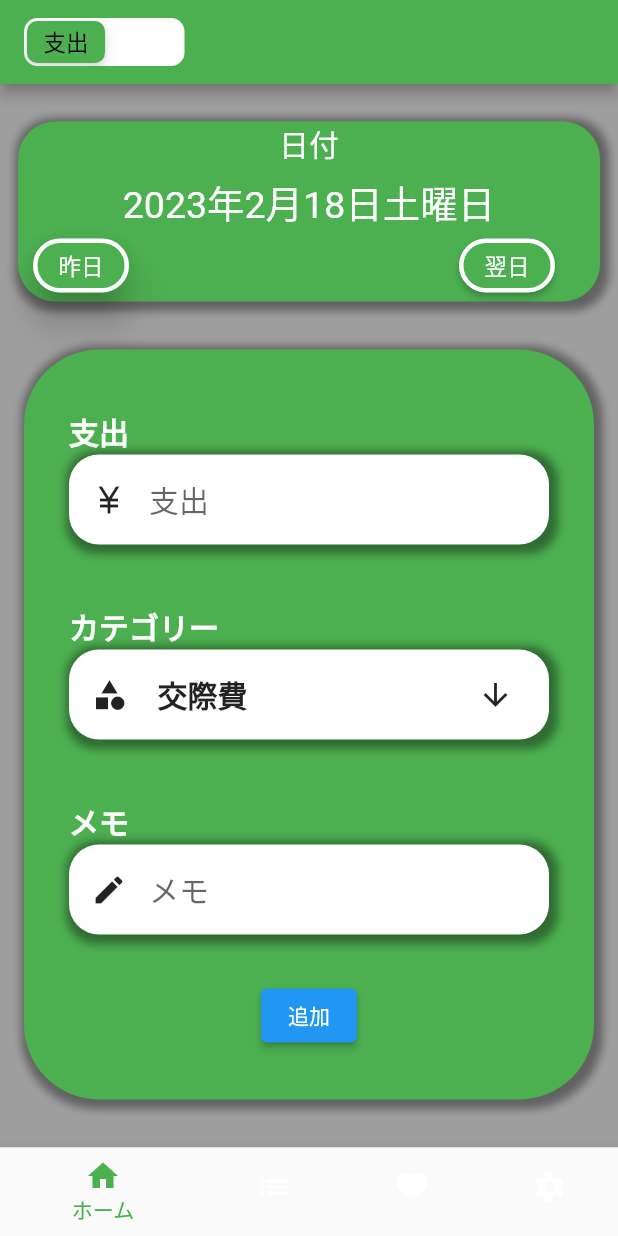
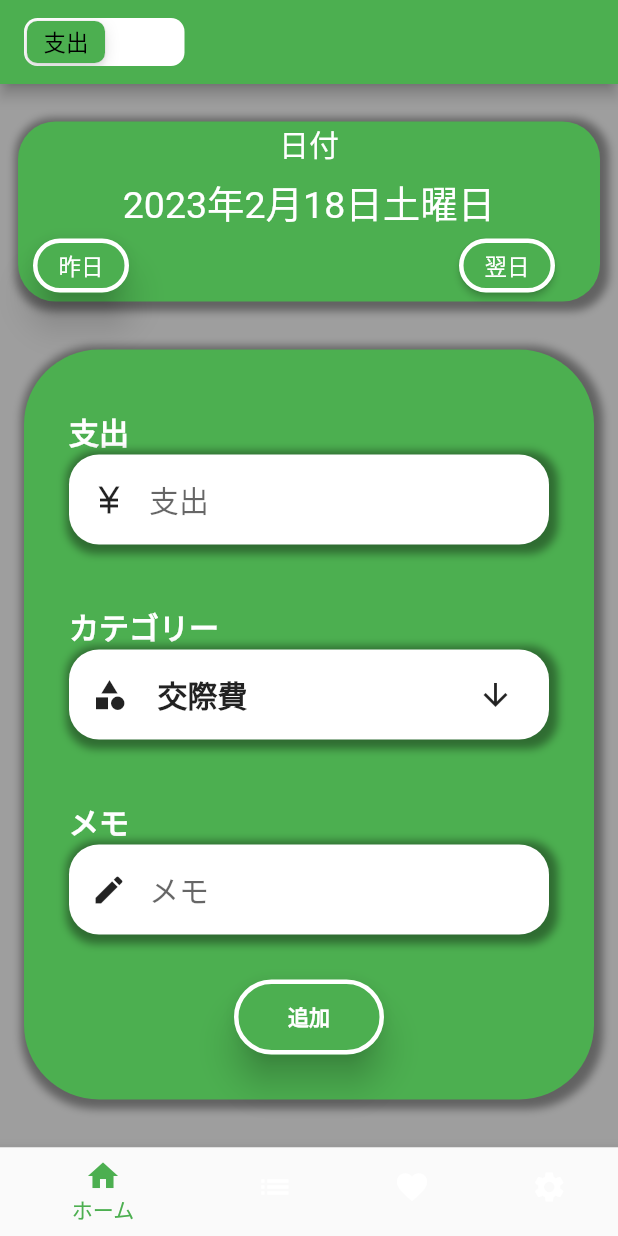
Before and after one commit to keito0612/budget_life, a Flutter app: the screen it shows after launch, on a phone screen of 412 x 824 dp. Run offline on Flutter 3.47's test engine with Material 2 defaults, Android fonts, the phone set to English and light mode, and no system bars; our stand-ins replace flutter_hooks, flutter_riverpod, flutter_slidable, freezed_annotation, grouped_list, hooks_riverpod and 1 more; missing offline and left inert: group_list_view, sticky_grouped_list; accounts and stored records are empty; Roboto replaces fonts that are missing (SFProRounded).

Commit message:
追加した時に状態が反映されないバグを修正

```diff
--- a/lib/page/expense_page.dart
+++ b/lib/page/expense_page.dart
@@ -1,19 +1,14 @@
 import 'package:budget/model/expense.dart';
-import 'package:budget/repositorys/expense_repository.dart';
-import 'package:budget/utils/util.dart';
 import 'package:budget/viewModels/expense_model.dart';
 import 'package:budget/widgets/bottom_sheet_dar.dart';
 import 'package:budget/widgets/dateBar_widget.dart';
 import 'package:flutter/cupertino.dart';
-import 'package:flutter/foundation.dart';
 import 'package:flutter/material.dart';
 import 'package:flutter/services.dart';
 import 'package:flutter_riverpod/flutter_riverpod.dart';
-import 'package:path/path.dart';
 
 final amountProvider = StateProvider.autoDispose((ref) => "");
 final memoProvider = StateProvider.autoDispose((ref) => "");
-final alertMessageProvider = StateProvider((ref) => "");
 
 class ExpensePage extends ConsumerWidget {
   ExpensePage({super.key});
@@ -27,7 +22,7 @@ class ExpensePage extends ConsumerWidget {
       child: Container(
         child: Column(children: <Widget>[
           dateBarWidget(),
-          SizedBox(height: 10),
+          const SizedBox(height: 10),
           Padding(
             padding: const EdgeInsets.all(10.0),
             child: Container(
@@ -228,9 +223,23 @@ class ExpensePage extends ConsumerWidget {
     return Padding(
       padding: const EdgeInsets.only(top: 30),
       child: Container(
+        height: 50,
+        width: 100,
         color: Colors.green,
         child: ElevatedButton(
-          child: Text("追加"),
+          style: ElevatedButton.styleFrom(
+            elevation: 10,
+            backgroundColor: Colors.green,
+            foregroundColor: Colors.white,
+            side: const BorderSide(color: Colors.white, width: 3),
+            shape: RoundedRectangleBorder(
+              borderRadius: BorderRadius.circular(30),
+            ),
+          ),
+          child: const Text(
+            "追加",
+            style: TextStyle(fontWeight: FontWeight.bold),
+          ),
           onPressed: () async {
             await addDialog(context, ref);
           },
@@ -241,14 +250,14 @@ class ExpensePage extends ConsumerWidget {
 
   //追加ダイアログ
   Future addDialog(BuildContext context, WidgetRef ref) async {
-    final expenseViewModel = ref.watch(expenseViewModelProvider.notifier);
+    final expenseViewModel = ref.read(expenseViewModelProvider.notifier);
     final date = ref.watch(dateProvider);
     final expenseAddData =
         Expense(amount: amount, date: date, memo: memo, category: category);
     try {
-      print(expenseAddData);
       await expenseViewModel.addExpense(expenseAddData);
-      await dialogResult(context);
+      await expenseViewModel.getExpenses();
+      await dialogResult(context, expenseViewModel);
     } on Exception catch (e) {
       await dialogError(e.toString(), context);
     } catch (e) {
@@ -257,7 +266,7 @@ class ExpensePage extends ConsumerWidget {
   }
 
   //成功した時のダイアログー
-  Future dialogResult(BuildContext context) async {
+  Future dialogResult(BuildContext context, ExpenseViewModel model) async {
     await showCupertinoDialog(
       context: context,
       builder: (context) {
@@ -267,7 +276,8 @@ class ExpensePage extends ConsumerWidget {
           actions: <Widget>[
             TextButton(
               child: const Text('OK'),
-              onPressed: () {
+              onPressed: () async {
+                model.getExpenses();
                 Navigator.of(context).pop();
               },
             )
```
